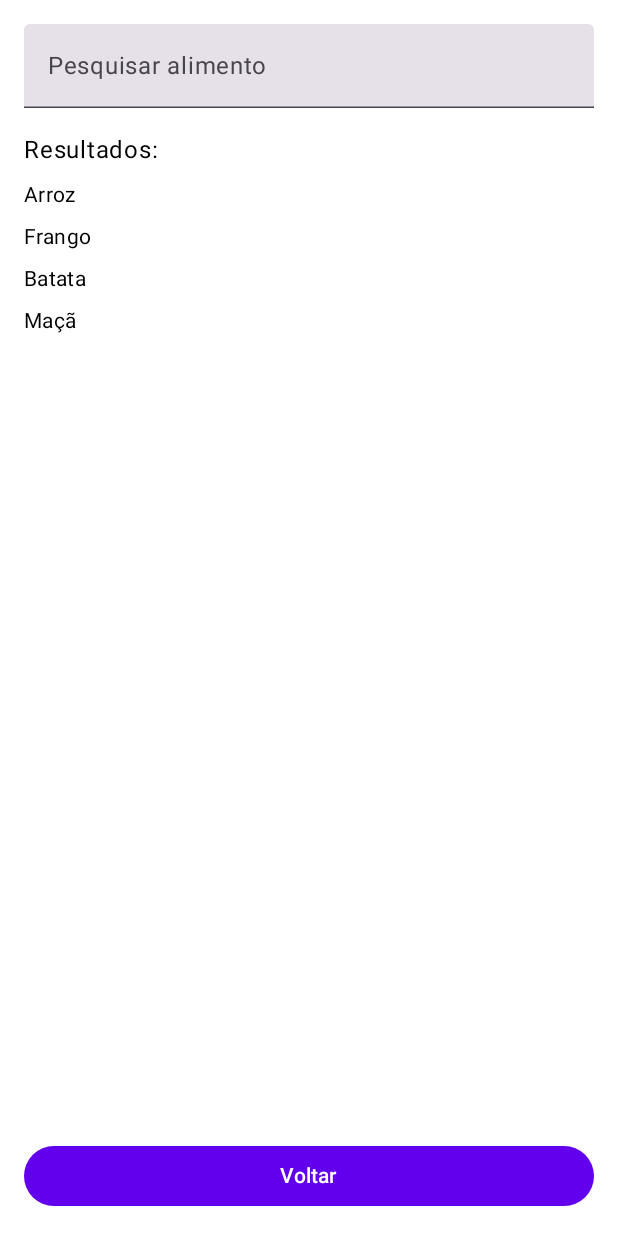
After one commit to FilipaTista/ProjetoCM2, an Android app built with Jetpack Compose: the SearchFoodPage screen opened through its navigation route, on a phone screen of 412 x 824 dp. The commit adds this screen. Run offline under Robolectric (Android 15) with nearby library versions, the phone set to English and light mode, and no system bars.

Commit message:
mais paginas

```diff
--- a/NutriApp3/app/src/main/java/com/filipaeanibal/nutriapp3/NutriApp.kt
+++ b/NutriApp3/app/src/main/java/com/filipaeanibal/nutriapp3/NutriApp.kt
@@ -18,11 +18,17 @@ fun NutriApp() {
         composable("detectarObjetos") {
             DetectObjectsPage(
                 onCameraClick = { navController.navigate("camera") },
-                onBarcodeClick = { /* Lógica para ler código de barras */ },
-                onSearchClick = { /* Lógica para pesquisar alimento */ }
+                onBarcodeClick = { navController.navigate("lerCodigoBarras") },
+                onSearchClick = { navController.navigate("pesquisarAlimentos") }
             )
         }
         composable("camera") { CameraPage() }
+        composable("pesquisarAlimentos") {
+            SearchFoodPage(onBackClick = { navController.popBackStack() })
+        }
+        composable("lerCodigoBarras") {
+            ScanBarcodePage(onBackClick = { navController.popBackStack() })
+        }
         composable("gerarReceitas") { RecipeGenPage() }
         composable("historicoReceitas") { HistoryPage() }
     }
--- a/NutriApp3/app/src/main/java/com/filipaeanibal/nutriapp3/screens/DetectObjectsPage.kt
+++ b/NutriApp3/app/src/main/java/com/filipaeanibal/nutriapp3/screens/DetectObjectsPage.kt
@@ -6,12 +6,6 @@ import androidx.compose.runtime.Composable
 import androidx.compose.ui.Alignment
 import androidx.compose.ui.Modifier
 import androidx.compose.ui.unit.dp
-import android.graphics.Bitmap
-import androidx.compose.runtime.*
-import androidx.compose.ui.graphics.asImageBitmap
-import androidx.activity.compose.rememberLauncherForActivityResult
-import androidx.activity.result.contract.ActivityResultContracts
-import androidx.compose.foundation.Image
 import androidx.compose.foundation.shape.RoundedCornerShape
 import androidx.compose.ui.unit.sp
 import androidx.compose.ui.graphics.Color
--- /dev/null
+++ b/NutriApp3/app/src/main/java/com/filipaeanibal/nutriapp3/screens/SearchFoodPage.kt
@@ -0,0 +1,56 @@
+package com.filipaeanibal.nutriapp3.screens
+
+import androidx.compose.foundation.layout.*
+import androidx.compose.material3.*
+import androidx.compose.runtime.*
+import androidx.compose.ui.Modifier
+import androidx.compose.runtime.Composable
+import androidx.compose.ui.Alignment
+import androidx.compose.ui.unit.dp
+
+
+@Composable
+fun SearchFoodPage(onBackClick: () -> Unit) {
+    var searchQuery by remember { mutableStateOf("") }
+    val sampleResults = listOf("Arroz", "Frango", "Batata", "Maçã")
+
+    Surface(
+        modifier = Modifier.fillMaxSize(),
+        color = MaterialTheme.colorScheme.background
+    ) {
+        Column(
+            modifier = Modifier.padding(16.dp),
+            verticalArrangement = Arrangement.Top,
+            horizontalAlignment = Alignment.Start
+        ) {
+            // Campo de pesquisa
+            TextField(
+                value = searchQuery,
+                onValueChange = { searchQuery = it },
+                label = { Text("Pesquisar alimento") },
+                modifier = Modifier.fillMaxWidth()
+            )
+
+            Spacer(modifier = Modifier.height(16.dp))
+
+            // Resultados
+            Text("Resultados:", style = MaterialTheme.typography.bodyLarge)
+            Spacer(modifier = Modifier.height(8.dp))
+
+            sampleResults.filter { it.contains(searchQuery, ignoreCase = true) }.forEach { result ->
+                Text(result, style = MaterialTheme.typography.bodyMedium)
+                Spacer(modifier = Modifier.height(8.dp))
+            }
+
+            Spacer(modifier = Modifier.weight(1f))
+
+            // Botão de voltar
+            Button(
+                onClick = onBackClick,
+                modifier = Modifier.fillMaxWidth()
+            ) {
+                Text("Voltar")
+            }
+        }
+    }
+}
```
Also changed, not shown: NutriApp3/app/src/main/java/com/filipaeanibal/nutriapp3/screens/ScanBarcodePage.kt (added, +55 -0 lines).
